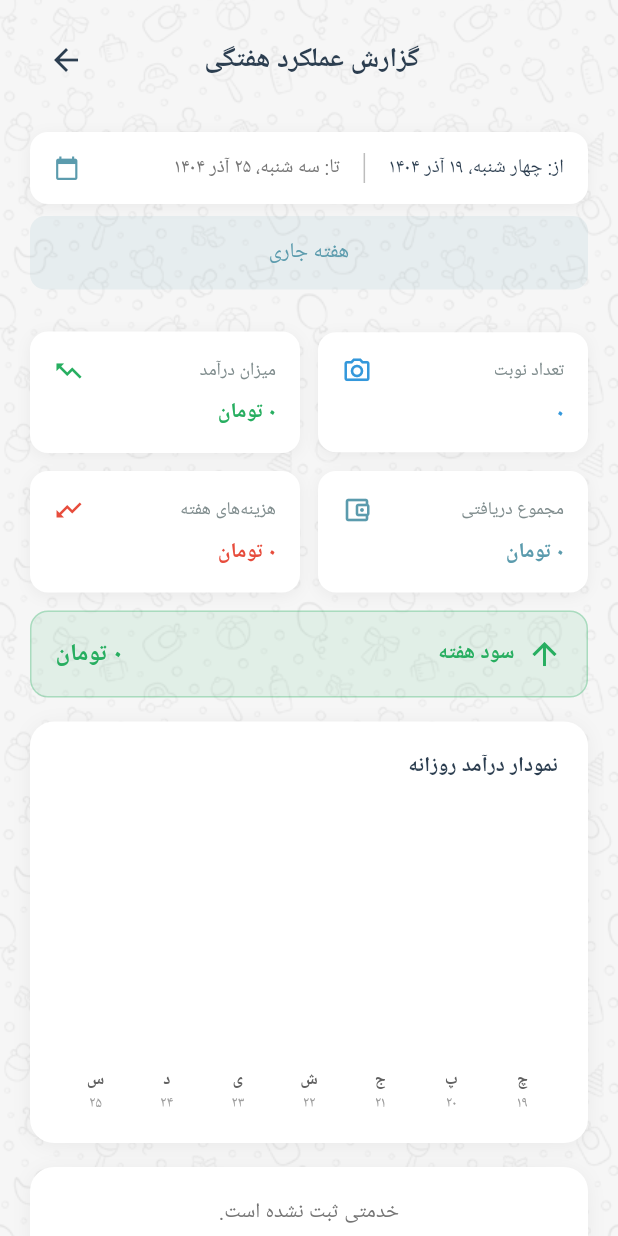
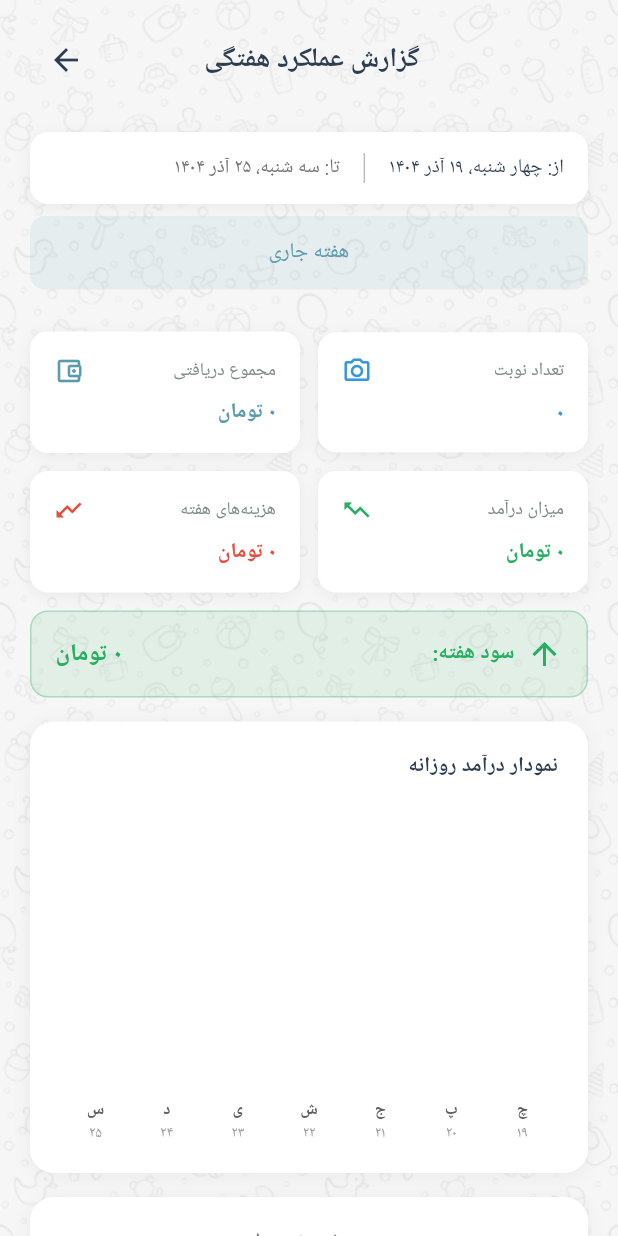
Before and after one commit to Peyman-Hashemzadeh/photolandapp, a Flutter app: the WeeklyPerformanceReportScreen screen opened directly, on a phone screen of 412 x 824 dp. Run offline on Flutter 3.47's test engine with Material 3 defaults, Android fonts, the phone set to English and light mode, and no system bars; our stand-ins replace cloud_firestore, firebase_auth, firebase_core, firebase_messaging, flutter_local_notifications, flutter_svg and 7 more; missing offline and left inert: persian_datetime_picker; accounts and stored records are empty; Roboto replaces fonts that are missing (Vazirmatn); statements that could not run were skipped.

Commit message:
Release 1.13.9 - Report Fixed Bug

```diff
--- a/lib/core/constants/app_constants.dart
+++ b/lib/core/constants/app_constants.dart
@@ -1,11 +1,11 @@
 class AppConstants {
   // اطلاعات برنامه
   static const String appName = 'PhotoLand Studio';
-  static const String appVersion = '۱.۱۲.۷';
+  static const String appVersion = '۱.۱۳.۹';
   static const String appTagline = 'مدیریت آتلیه فتولند';
 
   // مدت زمان نمایش Splash
-  static const int splashDuration = 3; // ثانیه
+  static const int splashDuration = 2; // ثانیه
 
   // تنظیمات Firebase (بعداً تکمیل میکنیم)
   static const String firebaseCollection = 'studio_app';
--- a/lib/presentation/screens/invoices/add_invoice_screen.dart
+++ b/lib/presentation/screens/invoices/add_invoice_screen.dart
@@ -222,12 +222,12 @@ class _InitialDialogState extends State<_InitialDialog> {
     if (!_formKey.currentState!.validate()) return;
 
     if (_selectedCustomer == null) {
-      SnackBarHelper.showError(context, 'لطفا مشتری را انتخاب کنید');
+      SnackBarHelper.showError(context, 'لطفا مشتری را انتخاب کنید!');
       return;
     }
 
     if (_selectedDate == null) {
-      SnackBarHelper.showError(context, 'لطفا تاریخ فاکتور را انتخاب کنید');
+      SnackBarHelper.showError(context, 'لطفا تاریخ فاکتور را انتخاب کنید!');
       return;
     }
 
@@ -254,7 +254,7 @@ class _InitialDialogState extends State<_InitialDialog> {
           });
 
           if (mounted) {
-            SnackBarHelper.showSuccess(context, 'مشخصات فاکتور ویرایش شد');
+            SnackBarHelper.showSuccess(context, 'مشخصات فاکتور ویرایش شد.');
           }
         }
       } catch (e) {
--- a/lib/presentation/screens/reports/weekly_performance_report_screen.dart
+++ b/lib/presentation/screens/reports/weekly_performance_report_screen.dart
@@ -378,7 +378,7 @@ class _WeeklyPerformanceReportScreenState extends State<WeeklyPerformanceReportS
                       ),
                     ],
                   ),
-                  const Icon(Icons.calendar_today, color: AppColors.primary, size: 17),
+                  //const Icon(Icons.calendar_today, color: AppColors.primary, size: 17),
                 ],
               ),
             ),
@@ -422,10 +422,10 @@ class _WeeklyPerformanceReportScreenState extends State<WeeklyPerformanceReportS
             const SizedBox(width: 12),
             Expanded(
               child: _buildStatCard(
-                'میزان درآمد',
-                '${DateHelper.toPersianDigits(_formatNumber(_totalIncome))} تومان',
-                Icons.trending_up,
-                AppColors.success,
+                'مجموع دریافتی',
+                '${DateHelper.toPersianDigits(_formatNumber(_totalPayments))} تومان',
+                Icons.account_balance_wallet_outlined,
+                AppColors.primary,
               ),
             ),
           ],
@@ -435,10 +435,10 @@ class _WeeklyPerformanceReportScreenState extends State<WeeklyPerformanceReportS
           children: [
             Expanded(
               child: _buildStatCard(
-                'مجموع دریافتی',
-                '${DateHelper.toPersianDigits(_formatNumber(_totalPayments))} تومان',
-                Icons.account_balance_wallet_outlined,
-                AppColors.primary,
+                'میزان درآمد',
+                '${DateHelper.toPersianDigits(_formatNumber(_totalIncome))} تومان',
+                Icons.trending_up,
+                AppColors.success,
               ),
             ),
             const SizedBox(width: 12),
@@ -506,7 +506,7 @@ class _WeeklyPerformanceReportScreenState extends State<WeeklyPerformanceReportS
     final isProfit = _netProfit >= 0;
     final color = isProfit ? AppColors.success : AppColors.error;
     final icon = isProfit ? Icons.arrow_upward : Icons.arrow_downward;
-    final label = isProfit ? 'سود هفته' : 'زیان هفته';
+    final label = isProfit ? 'سود هفته:' : 'زیان هفته:';
 
     return Container(
       width: double.infinity,
@@ -586,7 +586,7 @@ class _WeeklyPerformanceReportScreenState extends State<WeeklyPerformanceReportS
           ),
           const SizedBox(height: 20),
           SizedBox(
-            height: 200,
+            height: 220,
             child: Row(
               crossAxisAlignment: CrossAxisAlignment.end,
               mainAxisAlignment: MainAxisAlignment.spaceEvenly,
@@ -610,8 +610,8 @@ class _WeeklyPerformanceReportScreenState extends State<WeeklyPerformanceReportS
                           Text(
                             DateHelper.toPersianDigits(
                                 income > 1000000
-                                    ? '${(income / 1000000).toStringAsFixed(1)}M'
-                                    : '${(income / 1000).toStringAsFixed(0)}K'
+                                    ? '${(income / 1000000).toStringAsFixed(1)} م'
+                                    : '${(income / 1000).toStringAsFixed(0)} هزار'
                             ),
                             style: TextStyle(
                               fontSize: 10,
```
Also changed, not shown: lib/presentation/screens/reports/daily_performance_report_screen.dart (+14 -14 lines), lib/presentation/screens/reports/debtors_report_screen.dart (+8 -8 lines), lib/presentation/screens/reports/monthly_performance_report_screen.dart (+14 -14 lines), lib/presentation/screens/reports/yearly_performance_report_screen.dart (+12 -12 lines).
